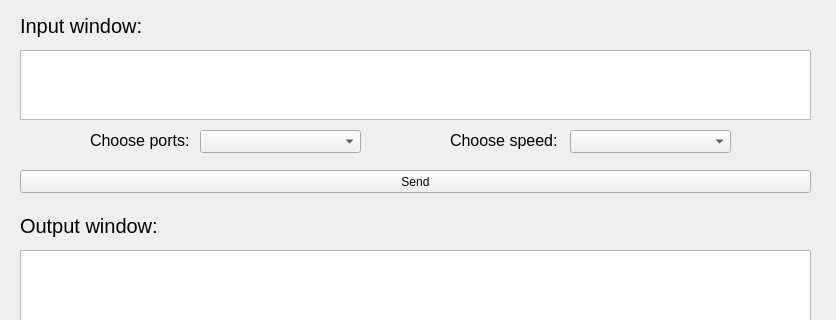
Old version of the form form.ui in the repository Tikhon100/Basics-of-computer-networks; both pictures show x 0 to 836 and y 0 to 320 of the 836 by 712 pixel window.
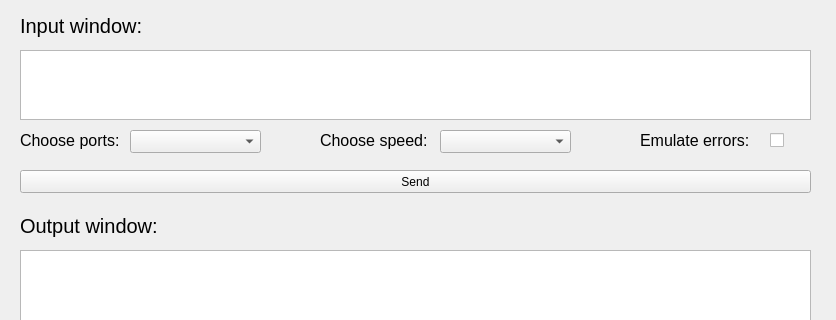
New version of the form.

```diff
--- a/form.ui
+++ b/form.ui
@@ -16,9 +16,9 @@
   <widget class="QComboBox" name="comboBox">
    <property name="geometry">
     <rect>
-     <x>200</x>
+     <x>130</x>
      <y>130</y>
-     <width>161</width>
+     <width>131</width>
      <height>23</height>
     </rect>
    </property>
@@ -26,7 +26,7 @@
   <widget class="QLabel" name="label">
    <property name="geometry">
     <rect>
-     <x>90</x>
+     <x>20</x>
      <y>130</y>
      <width>161</width>
      <height>21</height>
@@ -44,7 +44,7 @@
   <widget class="QLabel" name="label_2">
    <property name="geometry">
     <rect>
-     <x>450</x>
+     <x>320</x>
      <y>130</y>
      <width>161</width>
      <height>21</height>
@@ -62,9 +62,9 @@
   <widget class="QComboBox" name="comboBox_2">
    <property name="geometry">
     <rect>
-     <x>570</x>
+     <x>440</x>
      <y>130</y>
-     <width>161</width>
+     <width>131</width>
      <height>23</height>
     </rect>
    </property>
@@ -177,6 +177,37 @@
     </font>
    </property>
   </widget>
+  <widget class="QLabel" name="label_6">
+   <property name="geometry">
+    <rect>
+     <x>640</x>
+     <y>130</y>
+     <width>161</width>
+     <height>21</height>
+    </rect>
+   </property>
+   <property name="font">
+    <font>
+     <pointsize>12</pointsize>
+    </font>
+   </property>
+   <property name="text">
+    <string>Emulate errors:</string>
+   </property>
+  </widget>
+  <widget class="QCheckBox" name="checkBox">
+   <property name="geometry">
+    <rect>
+     <x>770</x>
+     <y>130</y>
+     <width>21</width>
+     <height>21</height>
+    </rect>
+   </property>
+   <property name="text">
+    <string/>
+   </property>
+  </widget>
  </widget>
  <resources/>
  <connections>
```
